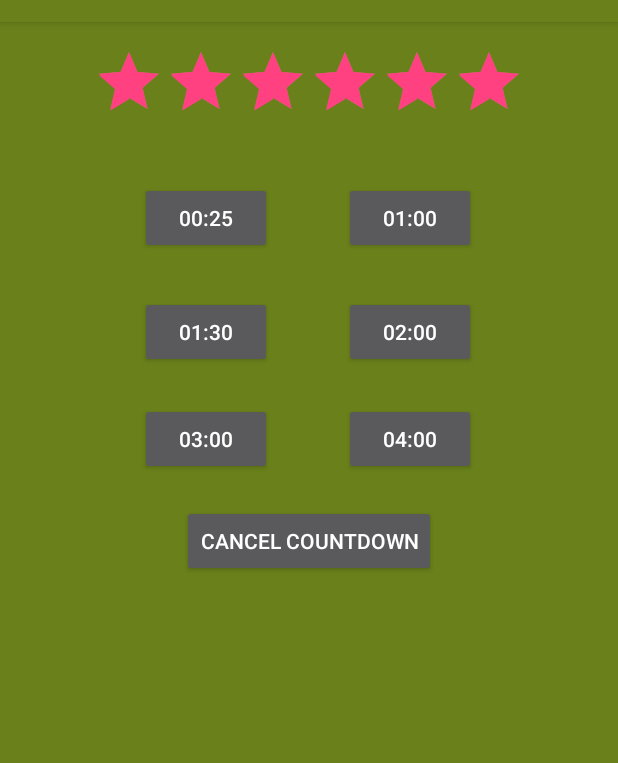
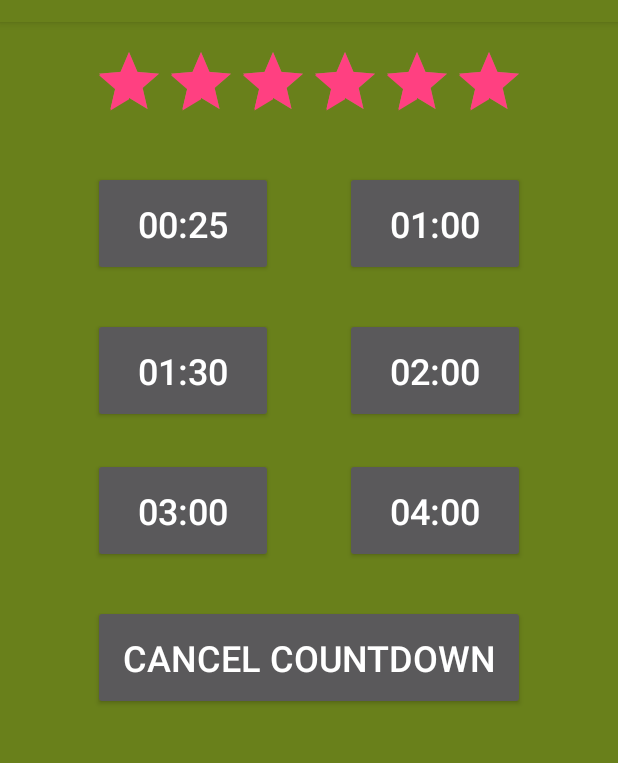
Before and after one commit to pjacquemin/LafayChrono, an Android app: the screen it shows after launch (MainActivity), on a phone screen of 412 x 824 dp, the part 62-825 px from its top. Run offline under Robolectric (Android 15) with nearby library versions, the phone set to English and light mode, and no system bars.

Commit message:
buttons are bigger

```diff
--- a/app/src/main/res/layout/activity_main.xml
+++ b/app/src/main/res/layout/activity_main.xml
@@ -21,7 +21,10 @@
         android:layout_toEndOf="@+id/button25"
         android:layout_marginLeft="48dp"
         android:layout_marginStart="48dp"
-        android:id="@+id/button1min" />
+        android:id="@+id/button1min"
+        android:width="120dp"
+        android:height="70dp"
+        android:textSize="24sp" />
 
     <Button
         android:text="01:30"
@@ -31,7 +34,10 @@
         android:layout_alignLeft="@+id/button25"
         android:layout_alignStart="@+id/button25"
         android:layout_marginTop="28dp"
-        android:id="@+id/button1min30" />
+        android:id="@+id/button1min30"
+        android:width="120dp"
+        android:height="70dp"
+        android:textSize="24sp" />
 
     <Button
         android:text="02:00"
@@ -40,7 +46,10 @@
         android:layout_alignTop="@+id/button1min30"
         android:layout_alignLeft="@+id/button1min"
         android:layout_alignStart="@+id/button1min"
-        android:id="@+id/button2min" />
+        android:id="@+id/button2min"
+        android:width="120dp"
+        android:height="70dp"
+        android:textSize="24sp" />
 
     <Button
         android:text="03:00"
@@ -50,7 +59,10 @@
         android:id="@+id/button3min"
         android:layout_below="@+id/button1min30"
         android:layout_alignLeft="@+id/button1min30"
-        android:layout_alignStart="@+id/button1min30" />
+        android:layout_alignStart="@+id/button1min30"
+        android:width="120dp"
+        android:height="70dp"
+        android:textSize="24sp" />
 
     <Button
         android:text="04:00"
@@ -59,7 +71,10 @@
         android:layout_alignTop="@+id/button3min"
         android:layout_alignLeft="@+id/button2min"
         android:layout_alignStart="@+id/button2min"
-        android:id="@+id/button4min" />
+        android:id="@+id/button4min"
+        android:width="120dp"
+        android:height="70dp"
+        android:textSize="24sp" />
 
     <RatingBar
         android:isIndicator="false"
@@ -70,27 +85,35 @@
         android:layout_alignParentTop="true"
         android:layout_centerHorizontal="true"
         android:rating="6"
-        android:stepSize="1" />
+        android:stepSize="1"
+        android:width="120dp"
+        android:height="70dp" />
 
     <Button
         android:text="00:25"
         android:layout_width="wrap_content"
         android:layout_height="wrap_content"
-        android:layout_marginLeft="31dp"
-        android:layout_marginStart="31dp"
-        android:layout_marginTop="33dp"
+        android:layout_marginTop="26dp"
         android:id="@+id/button25"
+        android:width="120dp"
+        android:height="70dp"
         android:layout_below="@+id/ratingBar"
         android:layout_alignLeft="@+id/ratingBar"
-        android:layout_alignStart="@+id/ratingBar" />
+        android:layout_alignStart="@+id/ratingBar"
+        android:textSize="24sp" />
 
     <Button
         android:text="Cancel countdown"
         android:layout_width="wrap_content"
         android:layout_height="wrap_content"
-        android:layout_marginTop="20dp"
+        android:layout_marginTop="28dp"
         android:id="@+id/buttonCancelCountDown"
+        android:height="70dp"
+        android:textSize="24sp"
         android:layout_below="@+id/button3min"
-        android:layout_centerHorizontal="true" />
+        android:layout_alignLeft="@+id/button3min"
+        android:layout_alignStart="@+id/button3min"
+        android:layout_alignRight="@+id/button4min"
+        android:layout_alignEnd="@+id/button4min" />
 
 </RelativeLayout>
```
